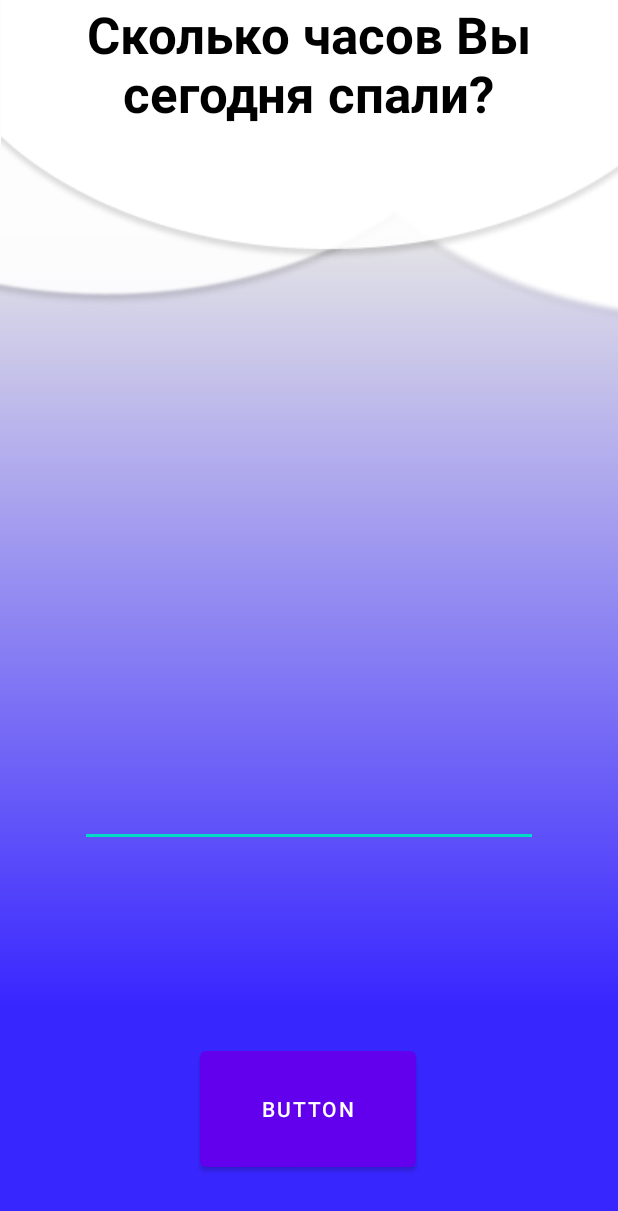
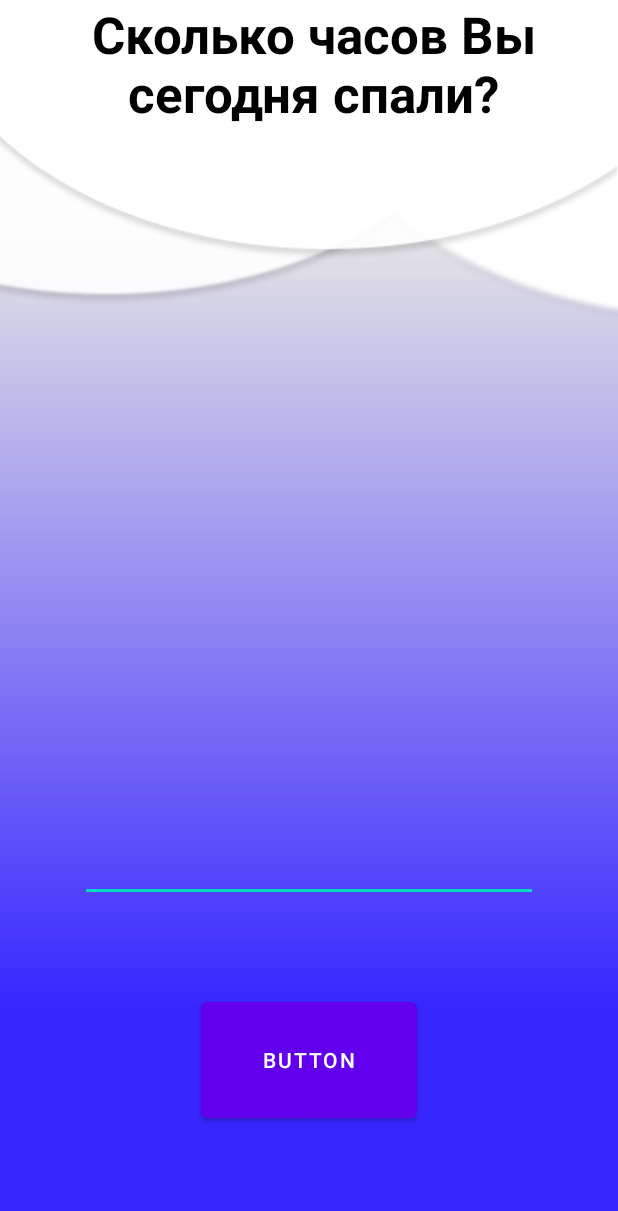
Before and after one commit to loxigl/SleepLab, an Android app: the Get screen opened directly, with no data from a screen before it, on a phone screen of 412 x 824 dp. Shown: the top 1211 px of the screen. Run offline under Robolectric (Android 15) with nearby library versions, the phone set to English and light mode, and no system bars; libraries missing offline, so code that uses them is left out: com.jjoe64.graphview; Roboto replaces fonts that are not available here.

Commit message:
даже не помню что менял

```diff
--- a/app/src/main/java/com/example/project/Five.java
+++ b/app/src/main/java/com/example/project/Five.java
@@ -4,6 +4,7 @@ import androidx.appcompat.app.AppCompatActivity;
 import androidx.appcompat.app.AppCompatDelegate;
 
 import android.os.Bundle;
+import android.webkit.WebView;
 
 public class Five extends AppCompatActivity {
 
@@ -11,6 +12,9 @@ public class Five extends AppCompatActivity {
     protected void onCreate(Bundle savedInstanceState) {
         super.onCreate(savedInstanceState);
         setContentView(R.layout.activity_five);
+        WebView webView=findViewById(R.id.webbruh);
+        webView.getSettings().setJavaScriptEnabled(true);
+        webView.loadUrl("https://open.spotify.com/embed/playlist/37i9dQZF1DWVi45nh2EuPP");
 
     }
 }
--- a/app/src/main/java/com/example/project/Test.java
+++ b/app/src/main/java/com/example/project/Test.java
@@ -62,7 +62,6 @@ public class Test extends AppCompatActivity {
                     }
 
 
-                    //Задаем действия после завершения отсчета (высвечиваем надпись "Бабах!"):
                     public void onFinish() {
                         SharedPreferences.Editor editor = getSharedPreferences("login", MODE_PRIVATE).edit();
                         editor.putInt("score",score);
--- a/app/src/main/res/layout/activity_get.xml
+++ b/app/src/main/res/layout/activity_get.xml
@@ -11,8 +11,12 @@
         android:layout_width="wrap_content"
         android:layout_height="wrap_content"
         android:contentDescription="@string/todo"
+        app:layout_constraintBottom_toBottomOf="parent"
+        app:layout_constraintEnd_toEndOf="parent"
+        app:layout_constraintHorizontal_bias="0.0"
         app:layout_constraintStart_toStartOf="parent"
         app:layout_constraintTop_toTopOf="parent"
+        app:layout_constraintVertical_bias="0.0"
         app:srcCompat="@drawable/masccl"
         tools:ignore="ImageContrastCheck" />
 
@@ -21,8 +25,12 @@
         android:layout_width="wrap_content"
         android:layout_height="wrap_content"
         android:contentDescription="@string/todo"
+        app:layout_constraintBottom_toBottomOf="parent"
         app:layout_constraintEnd_toEndOf="parent"
+        app:layout_constraintHorizontal_bias="1.0"
+        app:layout_constraintStart_toStartOf="parent"
         app:layout_constraintTop_toTopOf="parent"
+        app:layout_constraintVertical_bias="0.0"
         app:srcCompat="@drawable/masccl1" />
 
     <ImageView
@@ -30,14 +38,19 @@
         android:layout_width="wrap_content"
         android:layout_height="wrap_content"
         android:contentDescription="@string/todo"
+        app:layout_constraintBottom_toBottomOf="parent"
         app:layout_constraintEnd_toEndOf="parent"
+        app:layout_constraintHorizontal_bias="0.0"
+        app:layout_constraintStart_toStartOf="parent"
         app:layout_constraintTop_toTopOf="parent"
+        app:layout_constraintVertical_bias="0.0"
         app:srcCompat="@drawable/masccl2" />
 
     <TextView
         android:id="@+id/textView3"
         android:layout_width="300dp"
         android:layout_height="86dp"
+        android:autoText="true"
         android:fontFamily="sans-serif"
         android:text="Сколько часов Вы сегодня спали?"
         android:textAlignment="center"
@@ -46,12 +59,12 @@
         android:textSize="16sp"
         android:textStyle="bold"
         app:autoSizeTextType="uniform"
-        app:layout_constraintBottom_toBottomOf="@+id/imageView24"
+        app:layout_constraintBottom_toBottomOf="parent"
         app:layout_constraintEnd_toEndOf="parent"
-        app:layout_constraintHorizontal_bias="0.494"
+        app:layout_constraintHorizontal_bias="0.526"
         app:layout_constraintStart_toStartOf="parent"
-        app:layout_constraintTop_toTopOf="@+id/imageView24"
-        app:layout_constraintVertical_bias="0.181" />
+        app:layout_constraintTop_toTopOf="parent"
+        app:layout_constraintVertical_bias="0.0" />
 
     <EditText
         android:id="@+id/sleeeptime"
@@ -59,10 +72,10 @@
         android:layout_height="98dp"
         android:ems="10"
         android:inputType="numberSigned"
-        app:layout_constraintBottom_toTopOf="@+id/active"
+        app:layout_constraintBottom_toBottomOf="parent"
         app:layout_constraintEnd_toEndOf="parent"
         app:layout_constraintStart_toStartOf="parent"
-        app:layout_constraintTop_toBottomOf="@+id/imageView34"
+        app:layout_constraintTop_toTopOf="parent"
         app:layout_constraintVertical_bias="0.693"
         tools:ignore="SpeakableTextPresentCheck" />
 
@@ -70,10 +83,11 @@
         android:id="@+id/active"
         android:layout_width="144dp"
         android:layout_height="89dp"
-        android:layout_marginBottom="40dp"
         android:text="Button"
         app:layout_constraintBottom_toBottomOf="parent"
         app:layout_constraintEnd_toEndOf="parent"
-        app:layout_constraintHorizontal_bias="0.497"
-        app:layout_constraintStart_toStartOf="parent" />
+        app:layout_constraintHorizontal_bias="0.5"
+        app:layout_constraintStart_toStartOf="parent"
+        app:layout_constraintTop_toTopOf="parent"
+        app:layout_constraintVertical_bias="0.901" />
 </androidx.constraintlayout.widget.ConstraintLayout>
--- a/app/src/main/res/layout/activity_login.xml
+++ b/app/src/main/res/layout/activity_login.xml
@@ -20,7 +20,6 @@
         app:layout_constraintStart_toStartOf="parent"
         app:layout_constraintTop_toTopOf="parent"
         app:srcCompat="@drawable/unknown" />-->
-
 
     <View
         android:id="@+id/rectangle_3"
--- a/app/src/main/res/layout/activity_mascot.xml
+++ b/app/src/main/res/layout/activity_mascot.xml
@@ -143,6 +143,8 @@
         android:textAllCaps="false"
         android:textSize="24sp"
         android:textStyle="bold"
+        app:autoSizeMinTextSize="20sp"
+        app:autoSizeTextType="uniform"
         app:layout_constraintBottom_toBottomOf="@+id/imageView24"
         app:layout_constraintEnd_toEndOf="parent"
         app:layout_constraintHorizontal_bias="0.494"
--- a/app/src/main/res/layout/activity_stats.xml
+++ b/app/src/main/res/layout/activity_stats.xml
@@ -58,6 +58,7 @@
         app:layout_constraintEnd_toEndOf="parent"
         app:layout_constraintStart_toStartOf="parent"
         app:layout_constraintTop_toBottomOf="@+id/tabs2"
+        app:layout_constraintVertical_bias="0.311"
         tools:ignore="SpeakableTextPresentCheck" />
 
 </androidx.constraintlayout.widget.ConstraintLayout>
```
Also changed, not shown: app/src/main/AndroidManifest.xml (+24 -0 lines), app/src/main/res/layout/activity_five.xml (+11 -0 lines), app/src/main/res/layout/activity_main.xml (+6 -1 lines).
